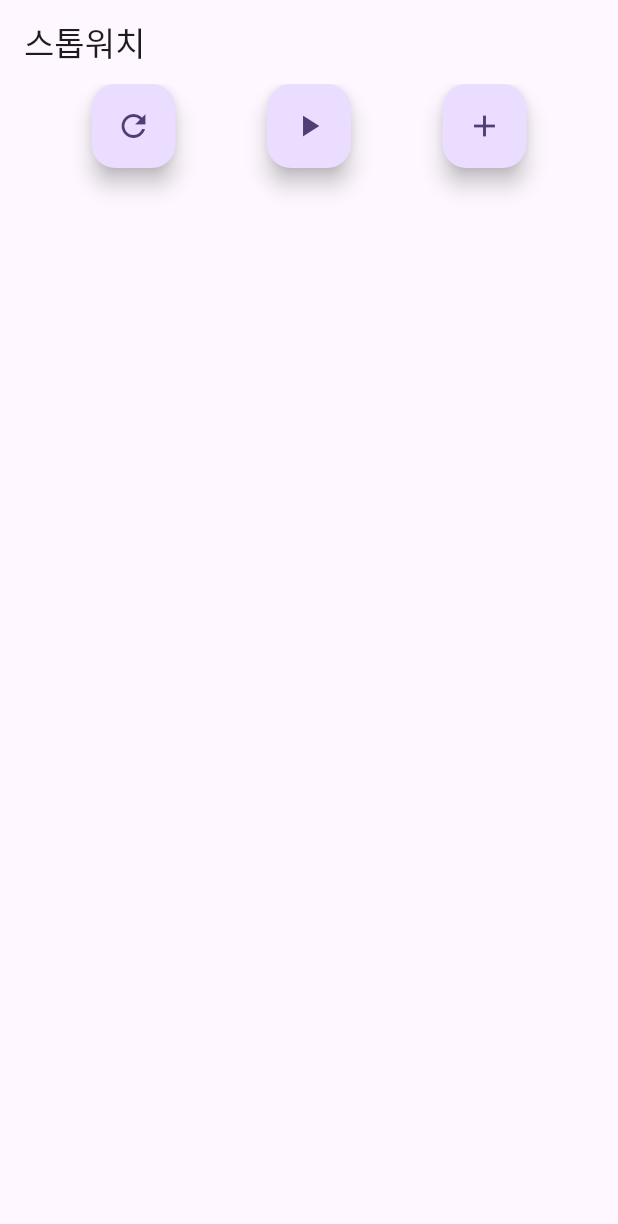
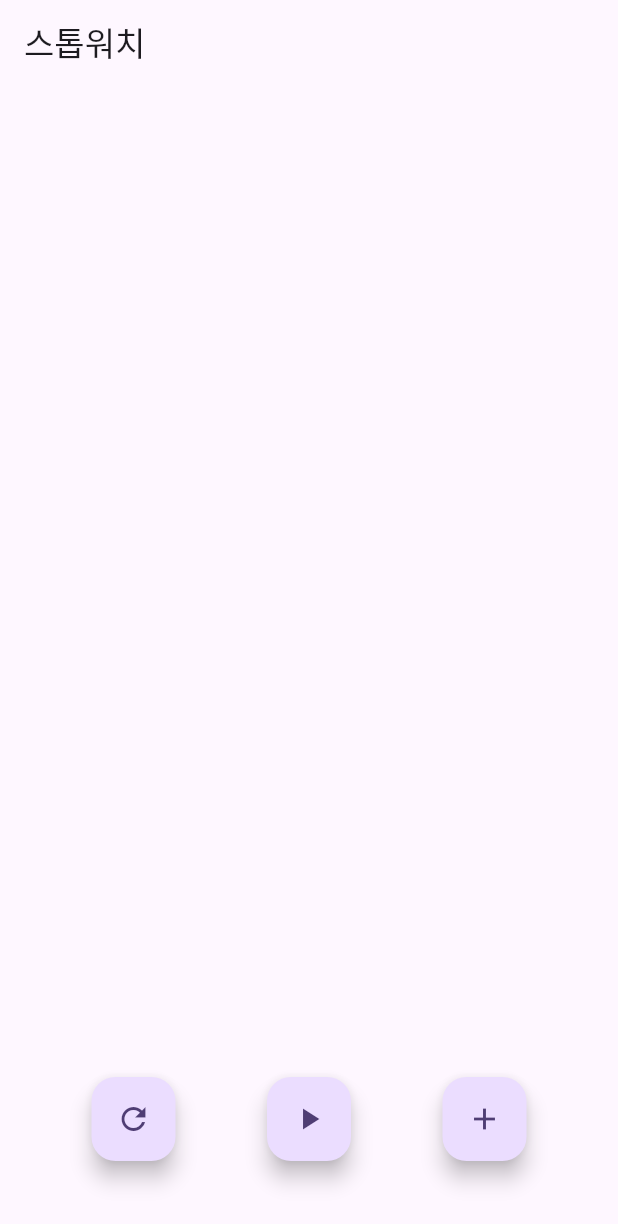
Before and after one commit to yeondooo/stop_watch, a Flutter app: the screen it shows after launch, on a phone screen of 412 x 824 dp. Shown: the top 1224 px of the screen. Run offline on Flutter 3.47's test engine with Material 2 defaults, Android fonts, the phone set to English and light mode, and no system bars.

Commit message:
068. 빈 공간을 차지하는 Spacer

```diff
--- a/lib/stop_watch_screen.dart
+++ b/lib/stop_watch_screen.dart
@@ -16,6 +16,7 @@ class _StopWatchScreenState extends State<StopWatchScreen> {
       ),
       body: Column(
         children: [
+          const Spacer(),
           Row(
             mainAxisAlignment: MainAxisAlignment.spaceEvenly,
             children: [
@@ -33,6 +34,7 @@ class _StopWatchScreenState extends State<StopWatchScreen> {
               ),
             ],
           ),
+          const SizedBox(height: 50),
         ],
       ),
     );
```
